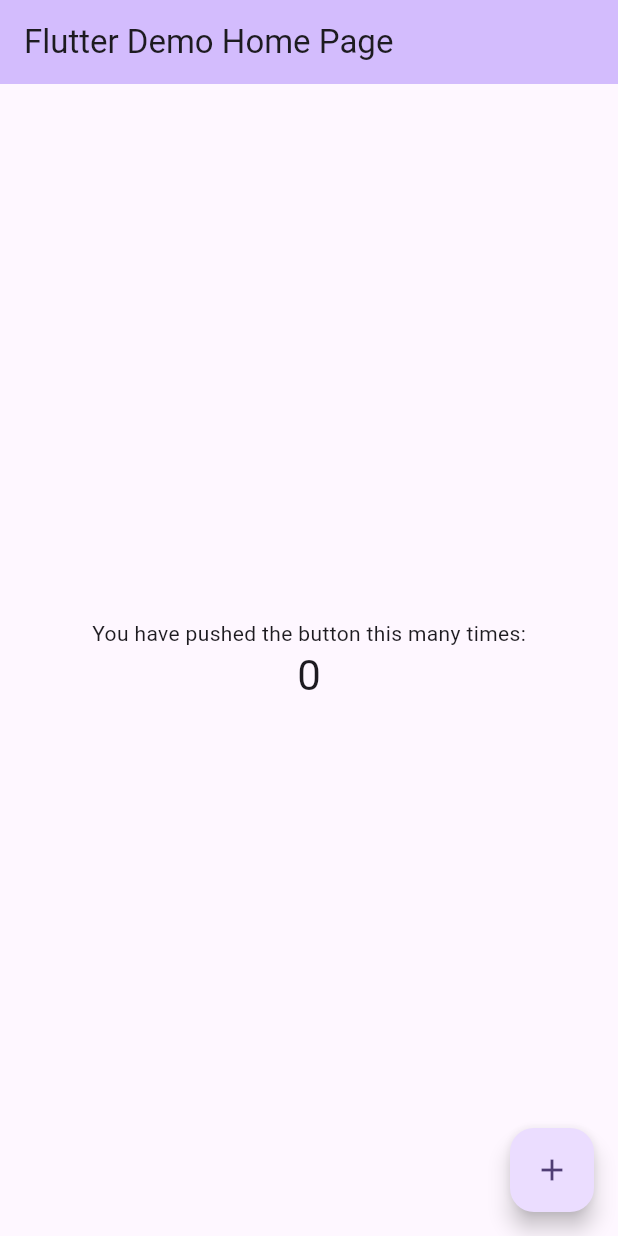
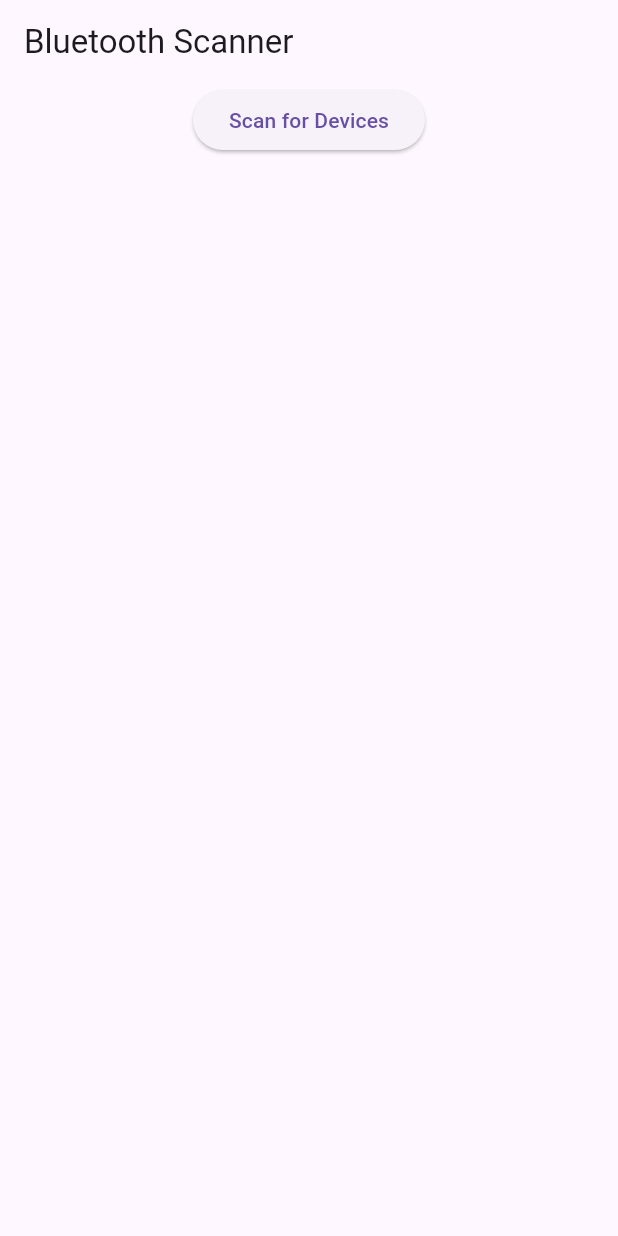
Before and after one commit to joegalvinn/bluetooth_test_app, a Flutter app: the screen it shows after launch, on a phone screen of 412 x 824 dp. Run offline on Flutter 3.47's test engine with Material 3 defaults, Android fonts, the phone set to English and light mode, and no system bars; our stand-ins replace flutter_blue_plus.

Commit message:
code for bluetooth test

```diff
--- /dev/null
+++ b/lib/bluetooth_screen.dart
@@ -0,0 +1,62 @@
+import 'package:flutter/material.dart';
+import 'package:flutter_blue_plus/flutter_blue_plus.dart';
+
+class BluetoothScreen extends StatefulWidget {
+  const BluetoothScreen({super.key});
+
+  @override
+  State<BluetoothScreen> createState() => _BluetoothScreenState();
+}
+
+class _BluetoothScreenState extends State<BluetoothScreen> {
+  final FlutterBluePlus flutterBlue = FlutterBluePlus();
+
+  List<ScanResult> scanResults = [];
+
+  void startScan() {
+    scanResults.clear(); // Clear old results
+    FlutterBluePlus.startScan(timeout: const Duration(seconds: 5));
+
+    FlutterBluePlus.scanResults.listen((results) {
+      setState(() {
+        scanResults = results;
+      });
+    });
+  }
+
+  void connectToDevice(BluetoothDevice device) async {
+    await device.connect();
+    debugPrint("Connected to ${device.platformName}");
+  }
+
+  @override
+  Widget build(BuildContext context) {
+    return Scaffold(
+      appBar: AppBar(title: const Text("Bluetooth Scanner")),
+      body: Column(
+        children: [
+          ElevatedButton(
+            onPressed: startScan,
+            child: const Text("Scan for Devices"),
+          ),
+          Expanded(
+            child: ListView.builder(
+              itemCount: scanResults.length,
+              itemBuilder: (context, index) {
+                final device = scanResults[index].device;
+                return ListTile(
+                  title: Text(device.platformName.isNotEmpty ? device.platformName : "Unknown Device"),
+                  subtitle: Text(device.remoteId.toString()),
+                  trailing: ElevatedButton(
+                    onPressed: () => connectToDevice(device),
+                    child: const Text("Connect"),
+                  ),
+                );
+              },
+            ),
+          ),
+        ],
+      ),
+    );
+  }
+}
--- a/lib/main.dart
+++ b/lib/main.dart
@@ -1,122 +1,18 @@
 import 'package:flutter/material.dart';
+import 'bluetooth_screen.dart';
 
 void main() {
-  runApp(const MyApp());
+  runApp(MyApp());
 }
 
 class MyApp extends StatelessWidget {
   const MyApp({super.key});
-
-  // This widget is the root of your application.
   @override
   Widget build(BuildContext context) {
     return MaterialApp(
-      title: 'Flutter Demo',
-      theme: ThemeData(
-        // This is the theme of your application.
-        //
-        // TRY THIS: Try running your application with "flutter run". You'll see
-        // the application has a purple toolbar. Then, without quitting the app,
-        // try changing the seedColor in the colorScheme below to Colors.green
-        // and then invoke "hot reload" (save your changes or press the "hot
-        // reload" button in a Flutter-supported IDE, or press "r" if you used
-        // the command line to start the app).
-        //
-        // Notice that the counter didn't reset back to zero; the application
-        // state is not lost during the reload. To reset the state, use hot
-        // restart instead.
-        //
-        // This works for code too, not just values: Most code changes can be
-        // tested with just a hot reload.
-        colorScheme: ColorScheme.fromSeed(seedColor: Colors.deepPurple),
-      ),
-      home: const MyHomePage(title: 'Flutter Demo Home Page'),
+      title: 'Flutter Bluetooth App',
+      theme: ThemeData(primarySwatch: Colors.blue),
+      home: BluetoothScreen(),
     );
   }
 }
-
-class MyHomePage extends StatefulWidget {
-  const MyHomePage({super.key, required this.title});
-
-  // This widget is the home page of your application. It is stateful, meaning
-  // that it has a State object (defined below) that contains fields that affect
-  // how it looks.
-
-  // This class is the configuration for the state. It holds the values (in this
-  // case the title) provided by the parent (in this case the App widget) and
-  // used by the build method of the State. Fields in a Widget subclass are
-  // always marked "final".
-
-  final String title;
-
-  @override
-  State<MyHomePage> createState() => _MyHomePageState();
-}
-
-class _MyHomePageState extends State<MyHomePage> {
-  int _counter = 0;
-
-  void _incrementCounter() {
-    setState(() {
-      // This call to setState tells the Flutter framework that something has
-      // changed in this State, which causes it to rerun the build method below
-      // so that the display can reflect the updated values. If we changed
-      // _counter without calling setState(), then the build method would not be
-      // called again, and so nothing would appear to happen.
-      _counter++;
-    });
-  }
-
-  @override
-  Widget build(BuildContext context) {
-    // This method is rerun every time setState is called, for instance as done
-    // by the _incrementCounter method above.
-    //
-    // The Flutter framework has been optimized to make rerunning build methods
-    // fast, so that you can just rebuild anything that needs updating rather
-    // than having to individually change instances of widgets.
-    return Scaffold(
-      appBar: AppBar(
-        // TRY THIS: Try changing the color here to a specific color (to
-        // Colors.amber, perhaps?) and trigger a hot reload to see the AppBar
-        // change color while the other colors stay the same.
-        backgroundColor: Theme.of(context).colorScheme.inversePrimary,
-        // Here we take the value from the MyHomePage object that was created by
-        // the App.build method, and use it to set our appbar title.
-        title: Text(widget.title),
-      ),
-      body: Center(
-        // Center is a layout widget. It takes a single child and positions it
-        // in the middle of the parent.
-        child: Column(
-          // Column is also a layout widget. It takes a list of children and
-          // arranges them vertically. By default, it sizes itself to fit its
-          // children horizontally, and tries to be as tall as its parent.
-          //
-          // Column has various properties to control how it sizes itself and
-          // how it positions its children. Here we use mainAxisAlignment to
-          // center the children vertically; the main axis here is the vertical
-          // axis because Columns are vertical (the cross axis would be
-          // horizontal).
-          //
-          // TRY THIS: Invoke "debug painting" (choose the "Toggle Debug Paint"
-          // action in the IDE, or press "p" in the console), to see the
-          // wireframe for each widget.
-          mainAxisAlignment: MainAxisAlignment.center,
-          children: <Widget>[
-            const Text('You have pushed the button this many times:'),
-            Text(
-              '$_counter',
-              style: Theme.of(context).textTheme.headlineMedium,
-            ),
-          ],
-        ),
-      ),
-      floatingActionButton: FloatingActionButton(
-        onPressed: _incrementCounter,
-        tooltip: 'Increment',
-        child: const Icon(Icons.add),
-      ), // This trailing comma makes auto-formatting nicer for build methods.
-    );
-  }
-}
--- a/pubspec.yaml
+++ b/pubspec.yaml
@@ -30,7 +30,7 @@ environment:
 dependencies:
   flutter:
     sdk: flutter
-  flutter_blue_plus: ^1.26.3
+  flutter_blue_plus: ^1.35.3
   permission_handler: ^11.0.1
 
   # The following adds the Cupertino Icons font to your application.
```
Also changed, not shown: 3 other files.
